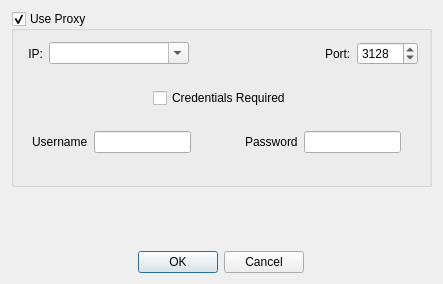
Before: the Qt Designer form MultiSpeaker/SquidOutEditor.ui in pnnl/ms-speak, drawn with Qt 5.
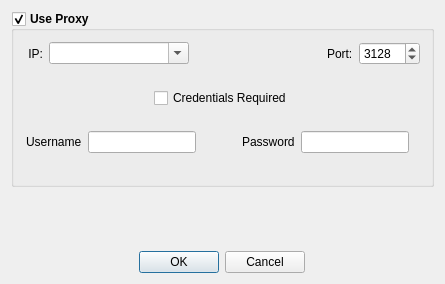
After: the same form once the commit is applied.

What changed in the file:
```diff
--- a/MultiSpeaker/SquidOutEditor.ui
+++ b/MultiSpeaker/SquidOutEditor.ui
@@ -6,7 +6,7 @@
    <rect>
     <x>0</x>
     <y>0</y>
-    <width>443</width>
+    <width>445</width>
     <height>284</height>
    </rect>
   </property>
@@ -19,6 +19,13 @@
      <property name="enabled">
       <bool>true</bool>
      </property>
+     <property name="font">
+      <font>
+       <pointsize>9</pointsize>
+       <weight>75</weight>
+       <bold>true</bold>
+      </font>
+     </property>
      <property name="autoFillBackground">
       <bool>false</bool>
      </property>
@@ -33,6 +40,13 @@
        <layout class="QHBoxLayout" name="horizontalLayout_2">
         <item>
          <widget class="QLabel" name="label_12">
+          <property name="font">
+           <font>
+            <pointsize>9</pointsize>
+            <weight>50</weight>
+            <bold>false</bold>
+           </font>
+          </property>
           <property name="text">
            <string> IP:</string>
           </property>
@@ -61,6 +75,13 @@
             <height>16777215</height>
            </size>
           </property>
+          <property name="font">
+           <font>
+            <pointsize>9</pointsize>
+            <weight>50</weight>
+            <bold>false</bold>
+           </font>
+          </property>
           <property name="editable">
            <bool>true</bool>
           </property>
@@ -81,6 +102,13 @@
         </item>
         <item>
          <widget class="QLabel" name="label_13">
+          <property name="font">
+           <font>
+            <pointsize>9</pointsize>
+            <weight>50</weight>
+            <bold>false</bold>
+           </font>
+          </property>
           <property name="text">
            <string>Port:</string>
           </property>
@@ -100,6 +128,13 @@
             <height>16777215</height>
            </size>
           </property>
+          <property name="font">
+           <font>
+            <pointsize>9</pointsize>
+            <weight>50</weight>
+            <bold>false</bold>
+           </font>
+          </property>
           <property name="maximum">
            <number>65535</number>
           </property>
@@ -140,6 +175,13 @@
         </item>
         <item>
          <widget class="QCheckBox" name="UseCreds">
+          <property name="font">
+           <font>
+            <pointsize>9</pointsize>
+            <weight>50</weight>
+            <bold>false</bold>
+           </font>
+          </property>
           <property name="text">
            <string>Credentials Required</string>
           </property>
@@ -190,6 +232,13 @@
         </item>
         <item>
          <widget class="QLabel" name="labelUsername">
+          <property name="font">
+           <font>
+            <pointsize>9</pointsize>
+            <weight>50</weight>
+            <bold>false</bold>
+           </font>
+          </property>
           <property name="mouseTracking">
            <bool>true</bool>
           </property>
@@ -216,6 +265,13 @@
         </item>
         <item>
          <widget class="QLabel" name="labelPassword">
+          <property name="font">
+           <font>
+            <pointsize>9</pointsize>
+            <weight>50</weight>
+            <bold>false</bold>
+           </font>
+          </property>
           <property name="cursor">
            <cursorShape>ArrowCursor</cursorShape>
           </property>
```
